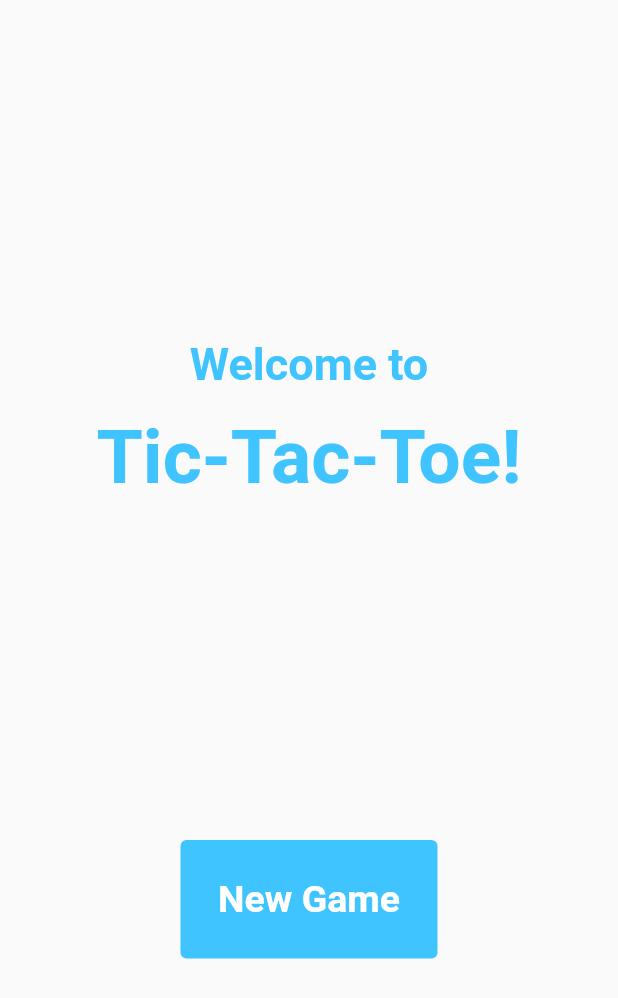
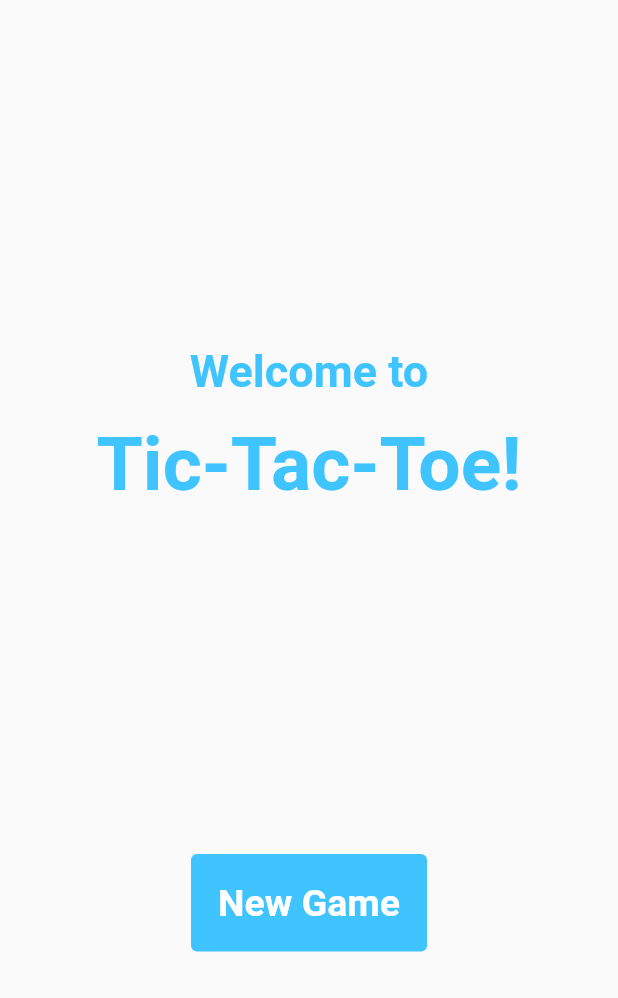
Before and after one commit to BenjaminFairbank/tic_tac_toe, a Flutter app: the screen it shows after launch, on a phone screen of 412 x 824 dp. Shown: the top 998 px of the screen. Run offline on Flutter 3.47's test engine with Material 2 defaults, Android fonts, the light colour scheme and no system bars.

Commit message:
Constants added, gameCompletion algorythm shortened

```diff
--- a/lib/screens/game_screen.dart
+++ b/lib/screens/game_screen.dart
@@ -34,11 +34,7 @@ class _GameScreenState extends State<GameScreen> {
             children: <Widget>[
               Text(
                 game.checkCompletion() && game.winner != '' ? 'Team ${game.winner} wins!' : '',
-                style: TextStyle(
-                  color: Colors.blueGrey,
-                  fontSize: 50.0,
-                  fontWeight: FontWeight.w500,
-                ),
+                style: kGameScreenTextStyle
               ),
               AspectRatio(
                 aspectRatio: 1,
--- a/lib/screens/welcome_screen.dart
+++ b/lib/screens/welcome_screen.dart
@@ -1,4 +1,5 @@
 import 'package:flutter/material.dart';
+import 'package:tic_tac_toe/utilities/constants.dart';
 import 'game_screen.dart';
 
 class WelcomeScreen extends StatelessWidget {
@@ -46,16 +47,7 @@ class WelcomeScreen extends StatelessWidget {
                 Navigator.pushNamed(context, GameScreen.id);
               },
               child: Text('New Game'),
-              style: ButtonStyle(
-                padding: MaterialStateProperty.all<EdgeInsets>(EdgeInsets.all(25.0)),
-                backgroundColor:
-                    MaterialStateProperty.all<Color>(Colors.lightBlueAccent),
-                foregroundColor: MaterialStateProperty.all<Color>(Colors.white),
-                textStyle: MaterialStateProperty.all<TextStyle>(TextStyle(
-                  fontSize: 25.0,
-                  fontWeight: FontWeight.w600,
-                )),
-              ),
+              style: kNewGameButtonStyle
             ),
           ],
         ),
--- a/lib/utilities/constants.dart
+++ b/lib/utilities/constants.dart
@@ -5,3 +5,21 @@ const TextStyle kTileStyle = TextStyle(
   fontWeight: FontWeight.w700,
   color: Colors.lightBlueAccent,
 );
+
+const TextStyle kGameScreenTextStyle = TextStyle(
+  color: Colors.blueGrey,
+  fontSize: 50.0,
+  fontWeight: FontWeight.w500,
+);
+
+final ButtonStyle kNewGameButtonStyle = ButtonStyle(
+  padding: MaterialStateProperty.all<EdgeInsets>(EdgeInsets.all(18.0)),
+  backgroundColor: MaterialStateProperty.all<Color>(Colors.lightBlueAccent),
+  foregroundColor: MaterialStateProperty.all<Color>(Colors.white),
+  textStyle: MaterialStateProperty.all<TextStyle>(
+    TextStyle(
+      fontSize: 25.0,
+      fontWeight: FontWeight.w600,
+    ),
+  ),
+);
```
Also changed, not shown: lib/models/game.dart (+16 -22 lines), lib/widgets/bottom_widget.dart (+3 -16 lines).
